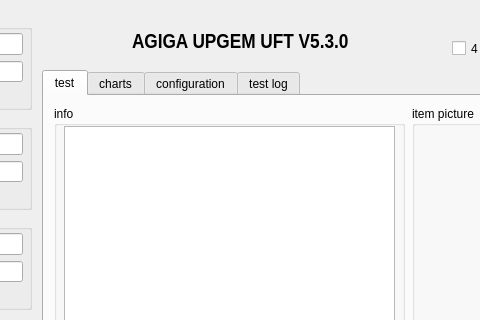
Qt form src/UFT_GUI/UFT_Ui.ui (zhoupisen/Garnet) before a commit; both pictures show x 448 to 928 and y 0 to 320 of the 1222 by 817 pixel window.
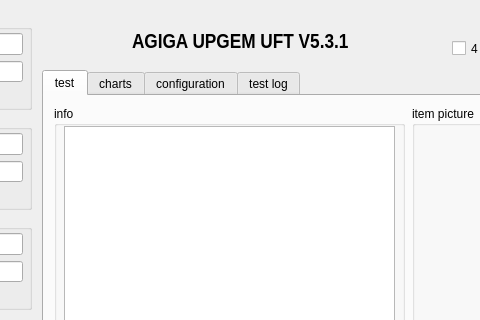
The same form after that commit. Custom widgets are drawn as their Qt base class.

```diff
--- a/src/UFT_GUI/UFT_Ui.ui
+++ b/src/UFT_GUI/UFT_Ui.ui
@@ -445,7 +445,7 @@
     <bool>false</bool>
    </property>
    <property name="text">
-    <string>AGIGA UPGEM UFT V5.3.0</string>
+    <string>AGIGA UPGEM UFT V5.3.1</string>
    </property>
    <property name="textFormat">
     <enum>Qt::AutoText</enum>
```
